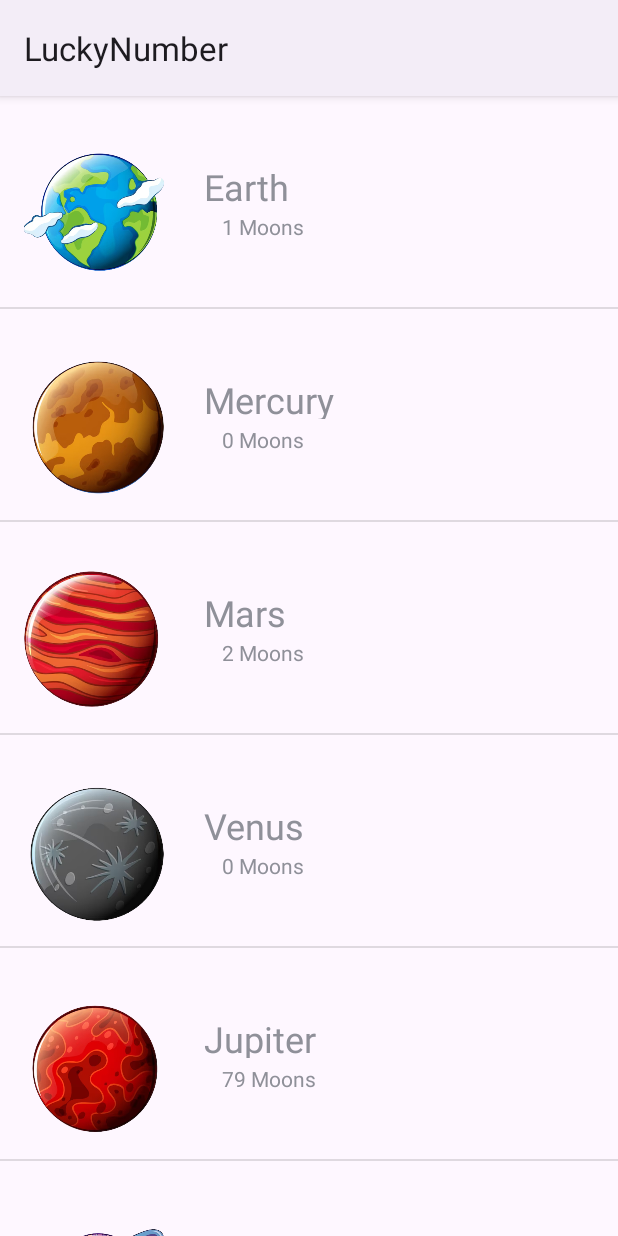
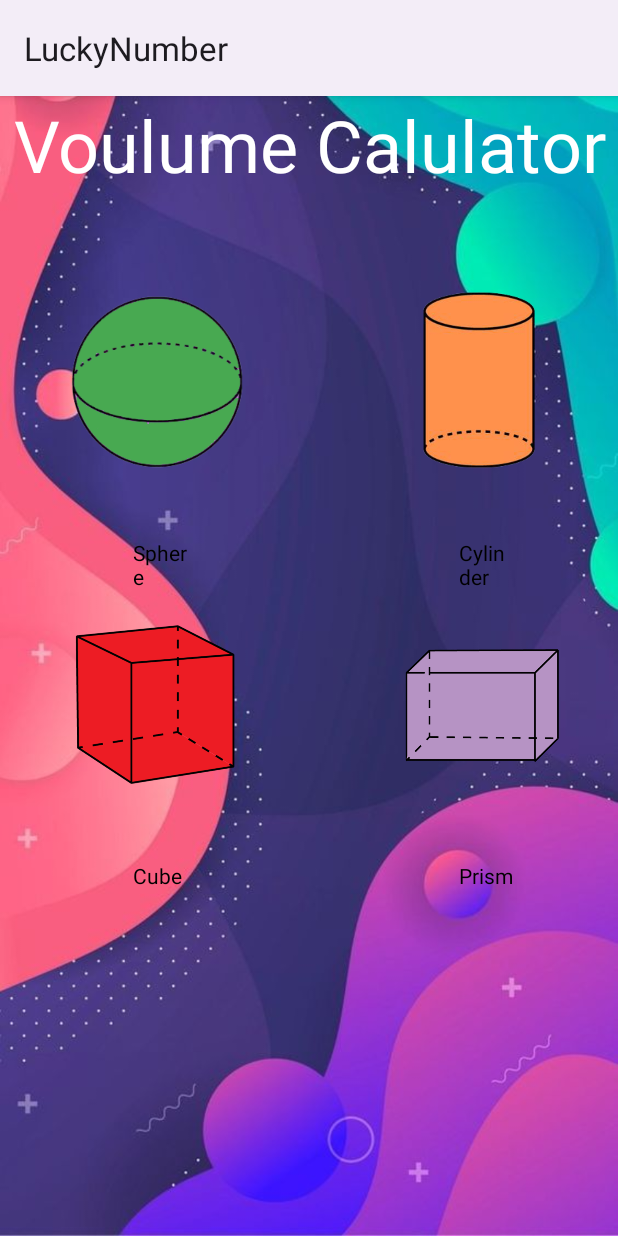
Before and after one commit to tejaschinni/NativeAndroid, an Android app: the screen it shows after launch (PlanetApp before the commit, VolumnAreaApp after it), on a phone screen of 412 x 824 dp. Run offline under Robolectric (Android 15) with nearby library versions, the phone set to English and light mode, and no system bars.

Commit message:
Learning Androind

```diff
--- a/app/src/main/AndroidManifest.xml
+++ b/app/src/main/AndroidManifest.xml
@@ -12,6 +12,9 @@
         android:supportsRtl="true"
         android:theme="@style/Theme.LuckyNumber"
         tools:targetApi="31">
+        <activity
+            android:name=".VolumnAreaApp"
+            android:exported="false" />
         <activity
             android:name=".PlanetApp"
             android:exported="false" />
--- /dev/null
+++ b/app/src/main/java/com/example/luckynumber/GridShape.java
@@ -0,0 +1,27 @@
+package com.example.luckynumber;
+
+public class GridShape {
+    int shapeImage;
+    String shapeName;
+
+    public GridShape(int shapeImage, String shapeName) {
+        this.shapeImage = shapeImage;
+        this.shapeName = shapeName;
+    }
+
+    public int getShapeImage() {
+        return shapeImage;
+    }
+
+    public void setShapeImage(int shapeImage) {
+        this.shapeImage = shapeImage;
+    }
+
+    public String getShapeName() {
+        return shapeName;
+    }
+
+    public void setShapeName(String shapeName) {
+        this.shapeName = shapeName;
+    }
+}
--- a/app/src/main/java/com/example/luckynumber/MainActivity.java
+++ b/app/src/main/java/com/example/luckynumber/MainActivity.java
@@ -47,7 +47,7 @@ public class MainActivity extends AppCompatActivity {
 
         checkBox = findViewById(R.id.checkbox1);
         grp = findViewById(R.id.radiogrp);
-        Intent i = new Intent(getApplicationContext(),PlanetApp.class);
+        Intent i = new Intent(getApplicationContext(),VolumnAreaApp.class);
         startActivity(i);
         grp.setOnCheckedChangeListener(new RadioGroup.OnCheckedChangeListener() {
             @Override
--- /dev/null
+++ b/app/src/main/java/com/example/luckynumber/MyCustomAdapterGrid.java
@@ -0,0 +1,57 @@
+package com.example.luckynumber;
+
+import android.content.Context;
+import android.view.LayoutInflater;
+import android.view.View;
+import android.view.ViewGroup;
+import android.widget.ArrayAdapter;
+import android.widget.ImageView;
+import android.widget.TextView;
+
+import androidx.annotation.NonNull;
+import androidx.annotation.Nullable;
+
+import java.util.ArrayList;
+
+public class MyCustomAdapterGrid extends ArrayAdapter<GridShape> {
+
+    private ArrayList<GridShape> shapeArrayList;
+    Context context;
+
+    public MyCustomAdapterGrid(ArrayList<GridShape> shapeArrayList, Context context) {
+        super(context, R.layout.grid_items_layout,shapeArrayList);
+        this.shapeArrayList = shapeArrayList;
+        this.context = context;
+    }
+
+    //view holder
+    private static class MyViewHolderGrid{
+        TextView shapeName;
+        ImageView shapeImage;
+    }
+
+    @NonNull
+    @Override
+    public View getView(int position, @Nullable View convertView, @NonNull ViewGroup parent) {
+      GridShape shape = getItem(position);
+      MyViewHolderGrid myViewHolderGrid;
+      if(convertView == null){
+          myViewHolderGrid = new MyViewHolderGrid();
+          LayoutInflater inflater = LayoutInflater.from(getContext());
+
+          convertView = inflater.inflate(R.layout.grid_items_layout,parent,false);
+
+          myViewHolderGrid.shapeName = (TextView) convertView.findViewById(R.id.gridItmeText);
+          myViewHolderGrid.shapeImage = (ImageView) convertView.findViewById(R.id.griditemImage);
+
+          convertView.setTag(myViewHolderGrid);
+
+      }else{
+          myViewHolderGrid = (MyViewHolderGrid) convertView.getTag();
+      }
+      myViewHolderGrid.shapeImage.setImageResource(shape.getShapeImage());
+      myViewHolderGrid.shapeName.setText(shape.getShapeName());
+
+      return  convertView;
+    }
+}
--- /dev/null
+++ b/app/src/main/java/com/example/luckynumber/VolumnAreaApp.java
@@ -0,0 +1,57 @@
+package com.example.luckynumber;
+
+import android.os.Bundle;
+import android.widget.GridView;
+
+import androidx.activity.EdgeToEdge;
+import androidx.appcompat.app.AppCompatActivity;
+import androidx.core.graphics.Insets;
+import androidx.core.view.ViewCompat;
+import androidx.core.view.WindowInsetsCompat;
+
+import java.util.ArrayList;
+
+public class VolumnAreaApp extends AppCompatActivity {
+
+    GridView gridView;
+
+    ArrayList<GridShape> arrayList;
+
+    MyCustomAdapterGrid adapterGrid;
+
+    @Override
+    protected void onCreate(Bundle savedInstanceState) {
+        super.onCreate(savedInstanceState);
+        EdgeToEdge.enable(this);
+        setContentView(R.layout.activity_volumn_area_app);
+        ViewCompat.setOnApplyWindowInsetsListener(findViewById(R.id.main), (v, insets) -> {
+            Insets systemBars = insets.getInsets(WindowInsetsCompat.Type.systemBars());
+            v.setPadding(systemBars.left, systemBars.top, systemBars.right, systemBars.bottom);
+            return insets;
+        });
+
+        gridView = findViewById(R.id.gridView);
+
+        arrayList = new ArrayList<>();
+
+        GridShape s1 = new GridShape(R.drawable.sphere,"Sphere");
+        GridShape s2 = new GridShape(R.drawable.cylinder,"Cylinder");
+        GridShape s3 = new GridShape(R.drawable.cube,"Cube");
+        GridShape s4 = new GridShape(R.drawable.prism,"Prism");
+
+        arrayList.add(s1);
+        arrayList.add(s2);
+        arrayList.add(s3);
+        arrayList.add(s4);
+
+        adapterGrid = new MyCustomAdapterGrid(arrayList,getApplicationContext());
+
+        gridView.setAdapter(adapterGrid);
+        gridView.setNumColumns(2);
+
+
+
+
+
+    }
+}
--- /dev/null
+++ b/app/src/main/res/layout/activity_volumn_area_app.xml
@@ -0,0 +1,33 @@
+<?xml version="1.0" encoding="utf-8"?>
+<androidx.constraintlayout.widget.ConstraintLayout xmlns:android="http://schemas.android.com/apk/res/android"
+    xmlns:app="http://schemas.android.com/apk/res-auto"
+    xmlns:tools="http://schemas.android.com/tools"
+    android:id="@+id/main"
+    android:layout_width="match_parent"
+    android:layout_height="match_parent"
+    android:background="@drawable/background1"
+    tools:context=".VolumnAreaApp">
+
+
+    <TextView
+        android:id="@+id/gridtitle"
+        android:layout_width="match_parent"
+        android:layout_height="wrap_content"
+        android:text="Voulume Calulator"
+        android:textColor="@color/white"
+        android:gravity="center"
+        android:textSize="48sp"
+        tools:layout_editor_absoluteX="0dp"
+        tools:layout_editor_absoluteY="16dp" />
+
+    <GridView
+        android:id="@+id/gridView"
+        android:layout_width="435dp"
+        android:layout_height="596dp"
+        android:gravity="center"
+        app:layout_constraintBottom_toBottomOf="parent"
+        app:layout_constraintEnd_toEndOf="parent"
+        app:layout_constraintStart_toStartOf="parent"
+        app:layout_constraintTop_toBottomOf="@+id/gridtitle" />
+
+</androidx.constraintlayout.widget.ConstraintLayout>
--- /dev/null
+++ b/app/src/main/res/layout/grid_items_layout.xml
@@ -0,0 +1,30 @@
+<?xml version="1.0" encoding="utf-8"?>
+<androidx.constraintlayout.widget.ConstraintLayout xmlns:android="http://schemas.android.com/apk/res/android"
+    xmlns:app="http://schemas.android.com/apk/res-auto"
+    xmlns:tools="http://schemas.android.com/tools"
+    android:layout_width="wrap_content"
+    android:layout_height="wrap_content">
+
+    <ImageView
+        android:id="@+id/griditemImage"
+        android:layout_width="120dp"
+        android:layout_height="120dp"
+        android:layout_marginStart="16dp"
+        android:layout_marginTop="16dp"
+        app:layout_constraintStart_toStartOf="parent"
+        app:layout_constraintTop_toTopOf="parent" />
+
+    <TextView
+        android:id="@+id/gridItmeText"
+        android:layout_width="38dp"
+        android:layout_height="0dp"
+        android:layout_marginTop="44dp"
+        android:text="text1"
+
+        android:textColor="@color/black"
+        app:layout_constraintEnd_toEndOf="@+id/griditemImage"
+        app:layout_constraintHorizontal_bias="0.524"
+        app:layout_constraintStart_toStartOf="@+id/griditemImage"
+        app:layout_constraintTop_toBottomOf="@+id/griditemImage" />
+
+</androidx.constraintlayout.widget.ConstraintLayout>
```
Also changed, not shown: app/src/main/res/drawable/back2.jpg (added), app/src/main/res/drawable/background1.jpg (added), app/src/main/res/drawable/cube.png (added), app/src/main/res/drawable/cylinder.png (added), app/src/main/res/drawable/prism.png (added), app/src/main/res/drawable/sphere.png (added).
